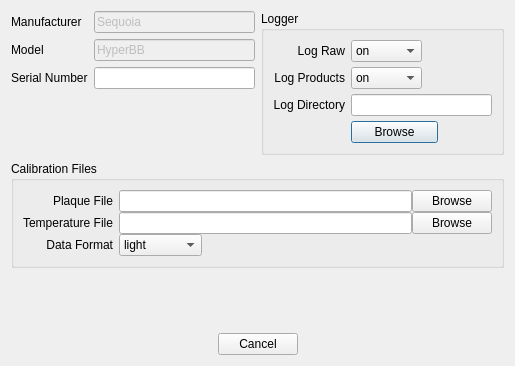
OceanOptics/Inlinino, file inlinino/resources/setup_hyperbb.ui: the form before one commit.
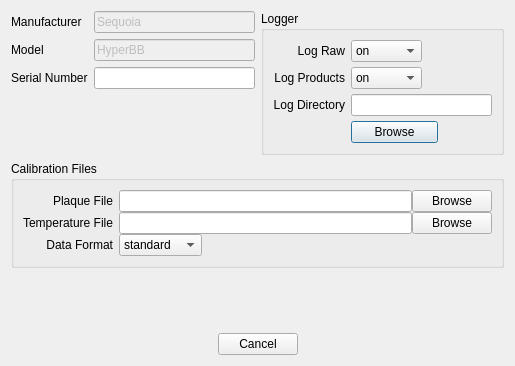
The form after the commit.

What changed in the file:
```diff
--- a/inlinino/resources/setup_hyperbb.ui
+++ b/inlinino/resources/setup_hyperbb.ui
@@ -278,6 +278,11 @@
           <property name="currentText">
            <string>advanced</string>
           </property>
+          <item>
+           <property name="text">
+            <string>standard</string>
+           </property>
+          </item>
           <item>
            <property name="text">
             <string>light</string>
```
